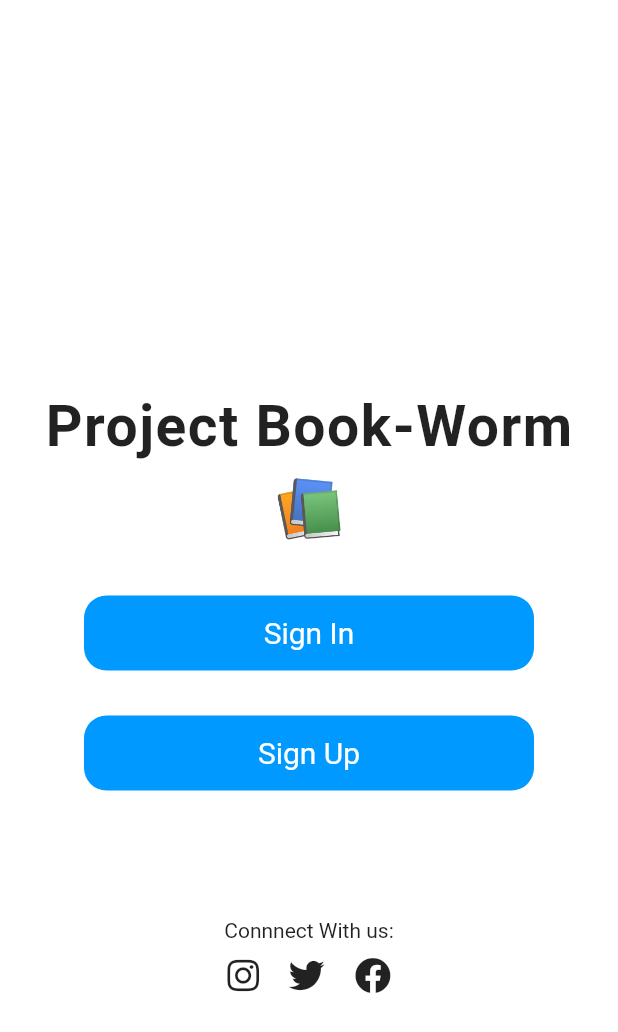
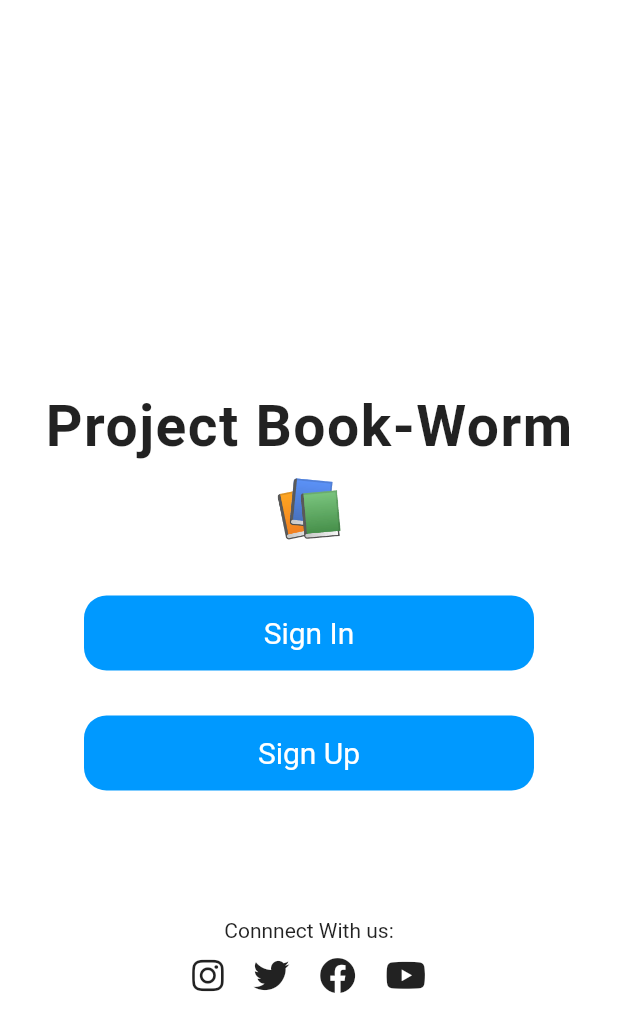
Before and after one commit to iamadisingh/codestreet-demo-1, a Flutter app: the screen it shows after launch, on a phone screen of 412 x 824 dp. Shown: the top 1032 px of the screen. Run offline on Flutter 3.47's test engine with Material 2 defaults, Android fonts, the phone set to English and light mode, and no system bars; our stand-ins replace font_awesome_flutter.

Commit message:
Demo 3.2

```diff
--- a/lib/screens/home_screen.dart
+++ b/lib/screens/home_screen.dart
@@ -76,6 +76,10 @@ class HomeScreen extends StatelessWidget {
                   width: 20,
                 ),
                 FaIcon(FontAwesomeIcons.facebook),
+                SizedBox(
+                  width: 20,
+                ),
+                FaIcon(FontAwesomeIcons.youtube),
               ],
             ),
           ],
```
